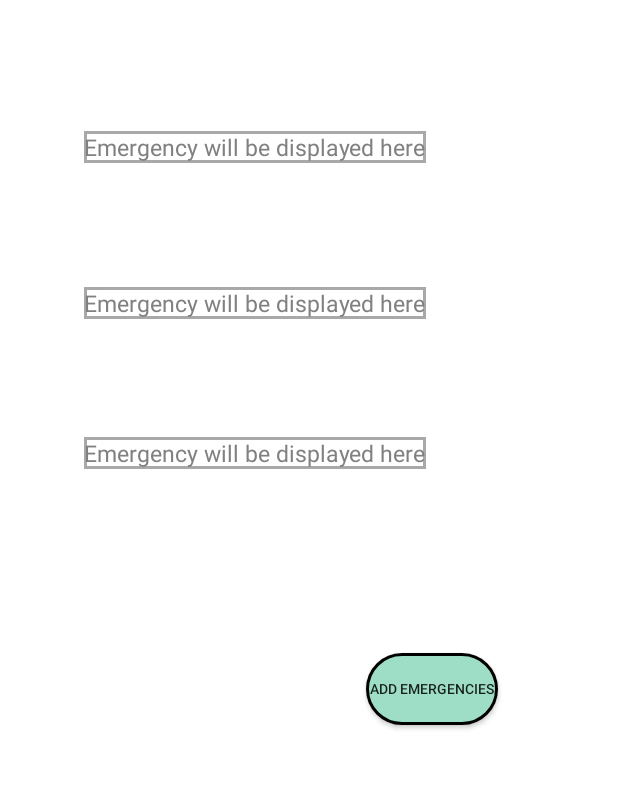
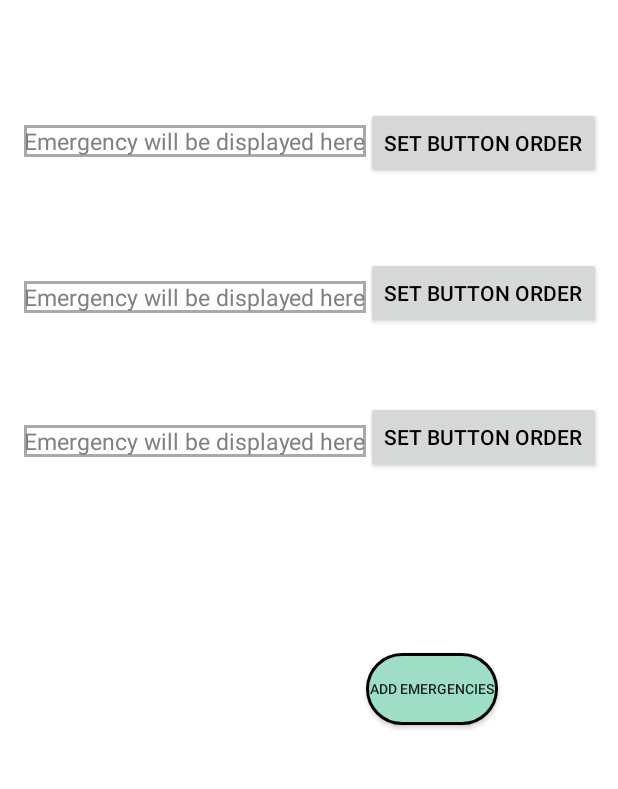
Before and after one commit to Ahaan25/RescU, an Android app: the HomeActivity screen opened directly, with no data from a screen before it, on a phone screen of 412 x 824 dp, the part 193-982 px from its top. Run offline under Robolectric (Android 15) with nearby library versions, the phone set to English and light mode, and no system bars.

Commit message:
Basic GUI

```diff
--- a/app/src/main/java/com/example/projectrescu/DefineEmergency.java
+++ b/app/src/main/java/com/example/projectrescu/DefineEmergency.java
@@ -40,6 +40,8 @@ public class DefineEmergency extends AppCompatActivity {
                 finish();
             }
         });
+
+
 // switch button location prompt code here
         s=(Switch) findViewById(R.id.switch1);
         loc=(TextView) findViewById(R.id.textView10);
--- a/app/src/main/res/layout/activity_home.xml
+++ b/app/src/main/res/layout/activity_home.xml
@@ -46,12 +46,12 @@
         android:id="@+id/textView7"
         android:layout_width="wrap_content"
         android:layout_height="wrap_content"
-        android:layout_marginStart="56dp"
-        android:layout_marginTop="216dp"
+        android:layout_marginStart="16dp"
+        android:layout_marginTop="212dp"
+        android:background="@drawable/textview_border_2"
+        android:hint="Emergency will be displayed here"
         android:textColor="@color/black"
         android:textColorHint="#808080"
-        android:background="@drawable/textview_border_2"
-        android:hint="Emergency will be displayed here"
         android:textSize="15dp"
         app:layout_constraintStart_toStartOf="parent"
         app:layout_constraintTop_toTopOf="parent" />
@@ -60,13 +60,13 @@
         android:id="@+id/textView8"
         android:layout_width="wrap_content"
         android:layout_height="wrap_content"
-        android:layout_marginStart="56dp"
-        android:layout_marginTop="320dp"
-        android:textSize="15dp"
+        android:layout_marginStart="16dp"
+        android:layout_marginTop="316dp"
+        android:background="@drawable/textview_border_2"
+        android:hint="Emergency will be displayed here"
         android:textColor="@color/black"
         android:textColorHint="#808080"
-        android:background="@drawable/textview_border_2"
-        android:hint="Emergency will be displayed here"
+        android:textSize="15dp"
         app:layout_constraintStart_toStartOf="parent"
         app:layout_constraintTop_toTopOf="parent" />
 
@@ -74,13 +74,46 @@
         android:id="@+id/textView9"
         android:layout_width="wrap_content"
         android:layout_height="wrap_content"
-        android:layout_marginStart="56dp"
-        android:layout_marginTop="420dp"
-        android:textSize="15dp"
+        android:layout_marginStart="16dp"
+        android:layout_marginTop="412dp"
+        android:background="@drawable/textview_border_2"
+        android:hint="Emergency will be displayed here"
         android:textColor="@color/black"
         android:textColorHint="#808080"
-        android:background="@drawable/textview_border_2"
-        android:hint="Emergency will be displayed here"
+        android:textSize="15dp"
+        app:layout_constraintStart_toStartOf="parent"
+        app:layout_constraintTop_toTopOf="parent" />
+
+    <Button
+        android:id="@+id/button4"
+        android:layout_width="wrap_content"
+        android:layout_height="wrap_content"
+        android:layout_marginStart="244dp"
+        android:layout_marginTop="200dp"
+        android:text="Set button order"
+        android:textColor="@color/black"
+        app:layout_constraintStart_toStartOf="parent"
+        app:layout_constraintTop_toTopOf="parent" />
+
+    <Button
+        android:id="@+id/button5"
+        android:layout_width="wrap_content"
+        android:layout_height="wrap_content"
+        android:layout_marginStart="244dp"
+        android:layout_marginTop="300dp"
+        android:text="Set button order"
+        android:textColor="@color/black"
+        app:layout_constraintStart_toStartOf="parent"
+        app:layout_constraintTop_toTopOf="parent" />
+
+    <Button
+        android:id="@+id/button6"
+        android:layout_width="wrap_content"
+        android:layout_height="wrap_content"
+        android:layout_marginStart="244dp"
+        android:layout_marginTop="396dp"
+        android:text="Set button order"
+        android:textColor="@color/black"
         app:layout_constraintStart_toStartOf="parent"
         app:layout_constraintTop_toTopOf="parent" />
 
```
